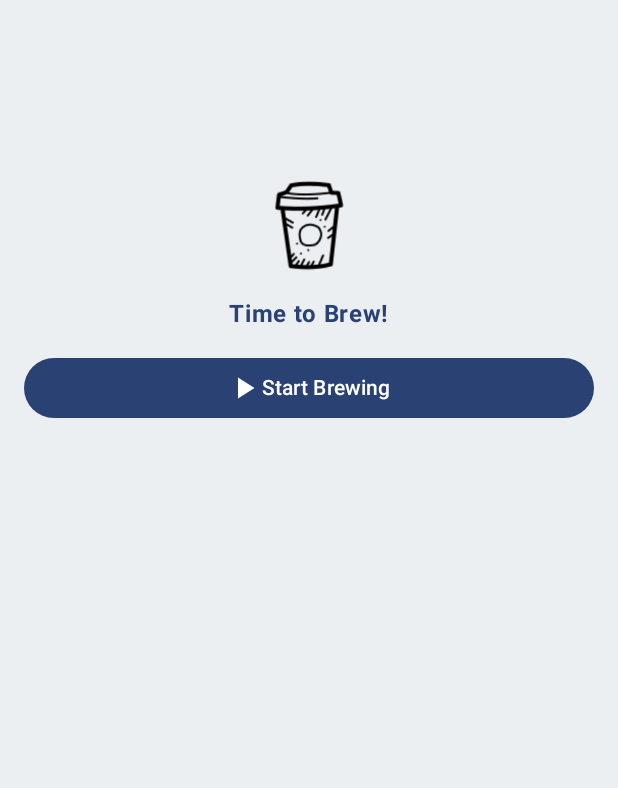
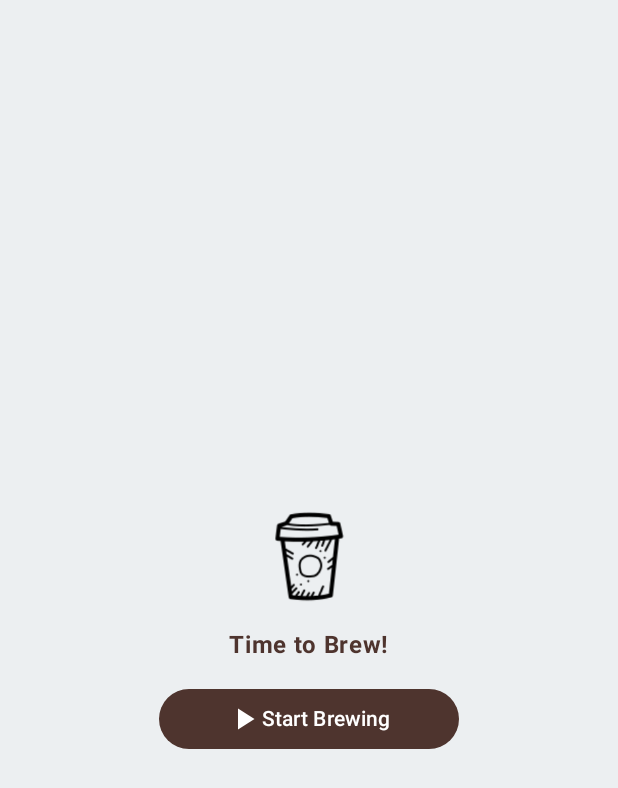
Before and after one commit to FrietStoofvlees/CoffeeBrewer, an Android app built with Jetpack Compose: the screen it shows after launch (MainActivity), on a phone screen of 412 x 824 dp. Shown: the top 788 px of the screen. Run offline under Robolectric (Android 15) with nearby library versions, the phone set to English and light mode, and no system bars.

Commit message:
Folder structure

```diff
--- a/app/src/main/java/be/frietstoofvlees/coffeebrewer/MainActivity.kt
+++ b/app/src/main/java/be/frietstoofvlees/coffeebrewer/MainActivity.kt
@@ -3,28 +3,13 @@ package be.frietstoofvlees.coffeebrewer
 import android.os.Bundle
 import androidx.activity.ComponentActivity
 import androidx.activity.compose.setContent
-import androidx.compose.foundation.Image
-import androidx.compose.foundation.layout.Arrangement
-import androidx.compose.foundation.layout.Column
 import androidx.compose.foundation.layout.fillMaxSize
-import androidx.compose.foundation.layout.fillMaxWidth
-import androidx.compose.foundation.layout.padding
-import androidx.compose.foundation.layout.size
-import androidx.compose.material.icons.Icons
-import androidx.compose.material.icons.filled.PlayArrow
-import androidx.compose.material3.Button
-import androidx.compose.material3.ButtonDefaults
-import androidx.compose.material3.Icon
-import androidx.compose.material3.MaterialTheme
 import androidx.compose.material3.Surface
 import androidx.compose.material3.Text
 import androidx.compose.runtime.Composable
-import androidx.compose.ui.Alignment
 import androidx.compose.ui.Modifier
-import androidx.compose.ui.res.painterResource
-import androidx.compose.ui.text.font.FontWeight
 import androidx.compose.ui.tooling.preview.Preview
-import androidx.compose.ui.unit.dp
+import be.frietstoofvlees.coffeebrewer.ui.screens.HomeScreen
 import be.frietstoofvlees.coffeebrewer.ui.theme.CoffeeBrewerTheme
 import be.frietstoofvlees.coffeebrewer.ui.theme.WarmGrey
 
@@ -38,48 +23,9 @@ class MainActivity : ComponentActivity() {
                     modifier = Modifier.fillMaxSize(),
                     color = WarmGrey
                 ) {
-                    LandingPage()
+                    HomeScreen()
                 }
             }
-        }
-    }
-}
-
-@Composable
-fun LandingPage() {
-    Column(
-        modifier = Modifier
-            .fillMaxSize()
-            .padding(top = 100.dp)
-            .padding(horizontal = 16.dp),
-        verticalArrangement = Arrangement.Top,
-        horizontalAlignment = Alignment.CenterHorizontally
-    ) {
-        Image(
-            painter = painterResource(id = R.drawable.icons8_coffee),
-            contentDescription = "coffee icon",
-            modifier = Modifier
-                .size(100.dp)
-                .padding(16.dp)
-        )
-
-        Text(
-            text = "Time to Brew!",
-            style = MaterialTheme.typography.bodyLarge,
-            fontWeight = FontWeight.Bold,
-            color = MaterialTheme.colorScheme.primary,
-            modifier = Modifier.padding(bottom = 16.dp)
-        )
-
-        Button(
-            onClick = { /* Handle button click */ },
-            colors = ButtonDefaults.buttonColors(containerColor = MaterialTheme.colorScheme.primary),
-            modifier = Modifier
-                .fillMaxWidth()
-                .padding(bottom = 16.dp)
-        ) {
-            Icon(imageVector = Icons.Default.PlayArrow, contentDescription = null)
-            Text("Start Brewing")
         }
     }
 }
@@ -96,6 +42,6 @@ fun Greeting(name: String, modifier: Modifier = Modifier) {
 @Composable
 fun GreetingPreview() {
     CoffeeBrewerTheme {
-        LandingPage()
+        HomeScreen()
     }
 }
--- /dev/null
+++ b/app/src/main/java/be/frietstoofvlees/coffeebrewer/ui/screens/HomeScreen.kt
@@ -0,0 +1,60 @@
+package be.frietstoofvlees.coffeebrewer.ui.screens
+
+import androidx.compose.foundation.Image
+import androidx.compose.foundation.layout.Arrangement
+import androidx.compose.foundation.layout.Column
+import androidx.compose.foundation.layout.fillMaxSize
+import androidx.compose.foundation.layout.padding
+import androidx.compose.foundation.layout.size
+import androidx.compose.foundation.layout.width
+import androidx.compose.material.icons.Icons
+import androidx.compose.material.icons.filled.PlayArrow
+import androidx.compose.material3.Button
+import androidx.compose.material3.ButtonDefaults
+import androidx.compose.material3.Icon
+import androidx.compose.material3.MaterialTheme
+import androidx.compose.material3.Text
+import androidx.compose.runtime.Composable
+import androidx.compose.ui.Alignment
+import androidx.compose.ui.Modifier
+import androidx.compose.ui.res.painterResource
+import androidx.compose.ui.text.font.FontWeight
+import androidx.compose.ui.unit.dp
+import be.frietstoofvlees.coffeebrewer.R
+
+@Composable
+fun HomeScreen() {
+    Column(
+        modifier = Modifier
+            .fillMaxSize()
+            .padding(16.dp),
+        verticalArrangement = Arrangement.Center,
+        horizontalAlignment = Alignment.CenterHorizontally
+    ) {
+        Image(
+            painter = painterResource(id = R.drawable.icons8_coffee),
+            contentDescription = "coffee icon",
+            modifier = Modifier
+                .size(100.dp)
+                .padding(16.dp)
+        )
+
+        Text(
+            text = "Time to Brew!",
+            style = MaterialTheme.typography.bodyLarge,
+            fontWeight = FontWeight.Bold,
+            color = MaterialTheme.colorScheme.primary,
+            modifier = Modifier.padding(bottom = 16.dp)
+        )
+
+        Button(
+            onClick = { /* Handle button click */ },
+            colors = ButtonDefaults.buttonColors(containerColor = MaterialTheme.colorScheme.primary),
+            modifier = Modifier
+                .width(200.dp)
+        ) {
+            Icon(imageVector = Icons.Default.PlayArrow, contentDescription = null)
+            Text("Start Brewing")
+        }
+    }
+}
--- a/app/src/main/java/be/frietstoofvlees/coffeebrewer/ui/theme/Theme.kt
+++ b/app/src/main/java/be/frietstoofvlees/coffeebrewer/ui/theme/Theme.kt
@@ -48,7 +48,7 @@ private val CustomScheme = lightColorScheme(
 fun CoffeeBrewerTheme(
     darkTheme: Boolean = isSystemInDarkTheme(),
     // Dynamic color is available on Android 12+
-    dynamicColor: Boolean = true,
+    dynamicColor: Boolean = false,
     content: @Composable () -> Unit
 ) {
     val colorScheme = when {
```
